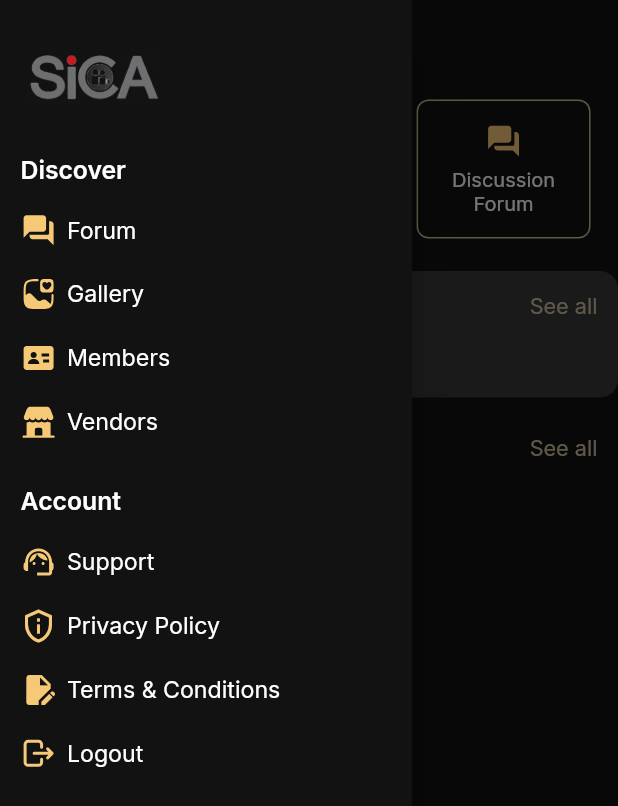
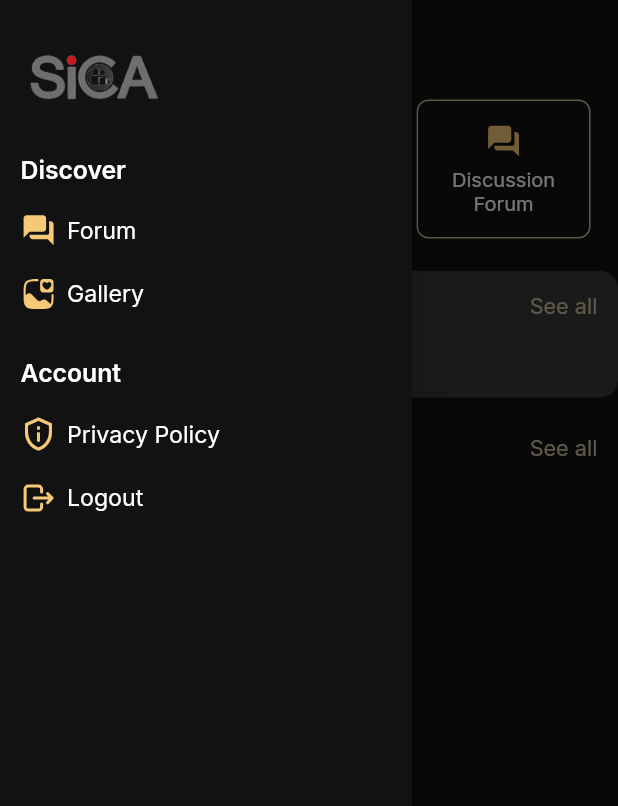
Before and after one commit to AbnikaGarg/sicalatest, a Flutter app: the Homepage screen opened directly, with the side drawer open, on a phone screen of 412 x 824 dp. Shown: the top 806 px of the screen. Run offline on Flutter 3.47's test engine with Material 3 defaults, Android fonts, the phone set to English and light mode, and no system bars; our stand-ins replace cached_network_image, carousel_slider, dots_indicator, file_picker, flutter_html, flutter_linkify and 11 more; missing offline and left inert: flutter_share, webview_flutter_android, webview_flutter_wkwebview; accounts and stored records are empty; network calls fail.

Commit message:
bugs fixes

```diff
--- a/lib/views/forum/discussion_form.dart
+++ b/lib/views/forum/discussion_form.dart
@@ -286,7 +286,7 @@ class _nameState extends State<DiscussionForm> {
                                                 topicListforum![index]
                                                     .discussionDetails!
                                                     .topic
-                                                    .toString(),
+                                                    .toString().toUpperCase(),
                                                 style: Theme.of(context)
                                                     .textTheme
                                                     .headlineMedium!),
--- a/lib/views/forum/discussion_form_reply.dart
+++ b/lib/views/forum/discussion_form_reply.dart
@@ -544,7 +544,7 @@ class _nameState extends State<DiscussionFormReply> {
                                 Text(
                                     widget.discussionTopicComments
                                         .discussionDetails!.topic
-                                        .toString(),
+                                       .toString().toUpperCase(),
                                     style: Theme.of(context)
                                         .textTheme
                                         .headlineMedium!),
--- a/lib/views/home/components/drawer.dart
+++ b/lib/views/home/components/drawer.dart
@@ -11,6 +11,7 @@ import 'package:sica/views/gallery/gallery_list.dart';
 import 'package:sica/views/login/login.dart';
 import 'package:sica/views/members/members.dart';
 import 'package:sica/views/vendors/vendors.dart';
+import 'package:url_launcher/url_launcher.dart';
 
 import '../../../utils/images.dart';
 import '../../forum/select_forum_type.dart';
@@ -36,6 +37,19 @@ class _NavBarState extends State<NavBar> {
       ),
       (Route route) => false,
     );
+  }
+
+  @override
+  void initState() {
+    super.initState();
+    getDettails();
+  }
+
+  String? accountType = "";
+  Future<void> getDettails() async {
+    SharedPreferences sharedPreferences = await SharedPreferences.getInstance();
+    accountType = (sharedPreferences.getString('accounttype') ?? "");
+    setState(() {});
   }
 
   @override
@@ -134,7 +148,7 @@ class _NavBarState extends State<NavBar> {
                 //   },
                 //   child: _buildIconwithText("Employment", "employement", context),
                 // ),
-
+                if (accountType == "1")
                   GestureDetector(
                     behavior: HitTestBehavior.opaque,
                     onTap: () {
@@ -144,23 +158,30 @@ class _NavBarState extends State<NavBar> {
                     },
                     child: _buildIconwithText("Members", "member", context),
                   ),
+                if (accountType == "1")
                   GestureDetector(
                     behavior: HitTestBehavior.opaque,
                     onTap: () {
                       Navigator.pop(context);
-                    Navigator.of(context).push(
-                        MaterialPageRoute(builder: (context) => Vendors()));
+                      Navigator.of(context).push(MaterialPageRoute(
+                          builder: (context) => const Vendors()));
                     },
                     child: _buildIconwithText("Vendors", "vendors", context),
                   ),
+
+
 
                 SizedBox(
                   height: 30.h,
                 ),
                 Text("Account",
                     style: Theme.of(context).textTheme.headlineMedium!),
-                _buildIconwithText("Support", "support", context),
-                Padding(
+                //  _buildIconwithText("Support", "support", context),
+                GestureDetector(
+                  onTap: () {
+                    launchUrl(Uri.parse("https://thesica.in/privacy-policy/"));
+                  },
+                  child: Padding(
                     padding: EdgeInsets.only(top: 18.h),
                     child: Row(
                       children: [
@@ -181,27 +202,30 @@ class _NavBarState extends State<NavBar> {
                       ],
                     ),
                   ),
-                Padding(
-                  padding: EdgeInsets.only(top: 18.h),
-                  child: Row(
-                    children: [
-                      Icon(
-                        Icons.edit_document,
-                        color: Theme.of(context).primaryColor,
                 ),
-                      SizedBox(
-                        width: 6.w,
-                      ),
-                      Text(
-                        "Terms & Conditions",
-                        style: Theme.of(context)
-                            .textTheme
-                            .bodySmall!
-                            .copyWith(fontSize: 15.sp),
-                      )
-                    ],
-                  ),
-                ),
+
+                //if (accountType == "1")
+                // Padding(
+                //   padding: EdgeInsets.only(top: 18.h),
+                //   child: Row(
+                //     children: [
+                //       Icon(
+                //         Icons.edit_document,
+                //         color: Theme.of(context).primaryColor,
+                //       ),
+                //       SizedBox(
+                //         width: 6.w,
+                //       ),
+                //       Text(
+                //         "Terms & Conditions",
+                //         style: Theme.of(context)
+                //             .textTheme
+                //             .bodySmall!
+                //             .copyWith(fontSize: 15.sp),
+                //       )
+                //     ],
+                //   ),
+                // ),
 
                 GestureDetector(
                   behavior: HitTestBehavior.opaque,
--- a/lib/views/home/components/select_card.dart
+++ b/lib/views/home/components/select_card.dart
@@ -31,11 +31,17 @@ class SelectCard extends StatelessWidget {
             crossAxisAlignment: CrossAxisAlignment.center,
             mainAxisAlignment: MainAxisAlignment.center,
             children: <Widget>[
-              SvgPicture.asset(
-                "assets/icons/$svg.svg",
-                height: 24.h,
-                color: Theme.of(context).primaryColor,
-              ),
+              if (svg == "camera2")
+                Icon(
+                  Icons.photo_library_outlined,
+                  color: Theme.of(context).primaryColor,
+                )
+              else
+                SvgPicture.asset(
+                  "assets/icons/$svg.svg",
+                  height: 24.h,
+                  color: Theme.of(context).primaryColor,
+                ),
               SizedBox(
                 height: 5.h,
               ),
--- a/lib/views/home/homepage.dart
+++ b/lib/views/home/homepage.dart
@@ -61,9 +61,9 @@ class _HomepageState extends State<Homepage> {
   List<Choice> guestChoice = <Choice>[
     Choice(title: 'About Sica', svg: "about", page: const AboutSica()),
     Choice(
-        title: 'Employment schema',
-        svg: "employement",
-        page: const SelectForumType()),
+        title: 'Gallery',
+        svg: "camera2",
+        page: const GalleryList()),
     Choice(
         title: 'Discussion Forum', svg: "forum", page: const SelectForumType()),
   ];
@@ -456,15 +456,9 @@ class _HomepageState extends State<Homepage> {
                         : List.generate(guestChoice.length, (index) {
                             return GestureDetector(
                               onTap: () {
-                                if (index == 1) {
-                                  showModal(context);
-                                } else if (index == 3) {
-                                  showModal2(context);
-                                } else {
-                                  Navigator.of(context).push(MaterialPageRoute(
+                                Navigator.of(context).push(MaterialPageRoute(
                                       builder: (context) =>
                                           guestChoice[index].page));
-                                }
                               },
                               child: SelectCard(
                                 title: guestChoice[index].title,
```
Also changed, not shown: lib/views/account_type.dart/account_type.dart (+8 -1 lines), lib/views/gallery/detail_screen.dart (+37 -37 lines), lib/views/members/forum_comments.dart (+45 -45 lines), lib/views/vendors/vendors.dart (+38 -28 lines). Lines whose indentation alone changed are shown as unchanged.
